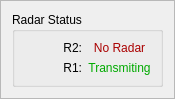
Qt form RadarArmed2020/frameradarstatus.ui (MiftahSalam/Radar-Armed-2020) before a commit.
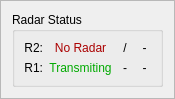
The same form after that commit.

The edit to the form file:
```diff
--- a/RadarArmed2020/frameradarstatus.ui
+++ b/RadarArmed2020/frameradarstatus.ui
@@ -80,6 +80,54 @@
         </item>
        </layout>
       </item>
+      <item>
+       <layout class="QVBoxLayout" name="verticalLayout_3">
+        <item>
+         <widget class="QLabel" name="labelR2Act">
+          <property name="text">
+           <string>/</string>
+          </property>
+          <property name="alignment">
+           <set>Qt::AlignCenter</set>
+          </property>
+         </widget>
+        </item>
+        <item>
+         <widget class="QLabel" name="labelR1Act">
+          <property name="text">
+           <string>-</string>
+          </property>
+          <property name="alignment">
+           <set>Qt::AlignCenter</set>
+          </property>
+         </widget>
+        </item>
+       </layout>
+      </item>
+      <item>
+       <layout class="QVBoxLayout" name="verticalLayout_4">
+        <item>
+         <widget class="QLabel" name="labelR2Ant">
+          <property name="text">
+           <string>-</string>
+          </property>
+          <property name="alignment">
+           <set>Qt::AlignCenter</set>
+          </property>
+         </widget>
+        </item>
+        <item>
+         <widget class="QLabel" name="labelR1Ant">
+          <property name="text">
+           <string>-</string>
+          </property>
+          <property name="alignment">
+           <set>Qt::AlignCenter</set>
+          </property>
+         </widget>
+        </item>
+       </layout>
+      </item>
      </layout>
     </widget>
    </item>
```
